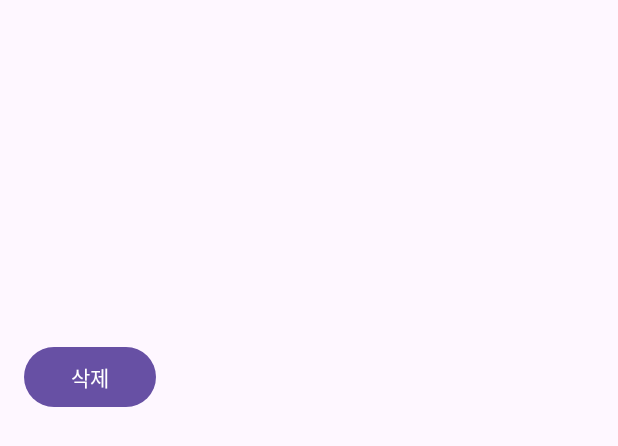
After one commit to xloyeon/LuckyVicky_AOS, an Android app: the layout fragment_habit_detail.xml on its own in the app's theme, with its tools: preview values and no code run, on a phone screen of 412 x 824 dp. The commit adds this screen. Shown: the top 446 px of the screen. Run offline under Robolectric (Android 15) with nearby library versions, the phone set to English and light mode, and no system bars; network calls fail.

Commit message:
feat : 습관 상세 조회 화면 구현

```diff
--- a/app/src/main/java/com/example/luckyvickyaos/CreateHabitFragment.kt
+++ b/app/src/main/java/com/example/luckyvickyaos/CreateHabitFragment.kt
@@ -27,6 +27,9 @@ class CreateHabitFragment : Fragment() {
         savedInstanceState: Bundle?
     ): View? {
         val view = inflater.inflate(R.layout.fragment_create_habit, container, false)
+
+        val createHabitButton = activity?.findViewById<Button>(R.id.btn_create_habit)
+        createHabitButton?.text = "목록가기"
 
         // View 요소 초기화
         val titleEditText = view.findViewById<EditText>(R.id.editText_habitTitle)
--- /dev/null
+++ b/app/src/main/res/layout/fragment_habit_detail.xml
@@ -0,0 +1,55 @@
+<LinearLayout xmlns:android="http://schemas.android.com/apk/res/android"
+    android:layout_width="match_parent"
+    android:layout_height="match_parent"
+    android:orientation="vertical"
+    android:padding="16dp">
+
+    <!-- 습관 제목 -->
+    <TextView
+        android:id="@+id/textView_habitTitle"
+        android:layout_width="wrap_content"
+        android:layout_height="wrap_content"
+        android:textSize="20sp"
+        android:textStyle="bold"
+        android:layout_marginBottom="8dp"
+        android:layout_marginTop="8dp"/>
+
+    <!-- 습관 설명 -->
+    <TextView
+        android:id="@+id/textView_habitDescription"
+        android:layout_width="wrap_content"
+        android:layout_height="wrap_content"
+        android:textSize="16sp"
+        android:layout_marginBottom="8dp"/>
+
+    <!-- 목표 횟수 -->
+    <TextView
+        android:id="@+id/textView_goalCount"
+        android:layout_width="wrap_content"
+        android:layout_height="wrap_content"
+        android:textSize="16sp"
+        android:layout_marginBottom="8dp"/>
+
+    <!-- 습관 동물 이미지 -->
+    <ImageView
+        android:id="@+id/imageView_animal"
+        android:layout_width="100dp"
+        android:layout_height="100dp"
+        android:layout_gravity="center"
+        android:layout_marginBottom="8dp"/>
+
+    <LinearLayout
+        android:id="@+id/habit_layout"
+        android:layout_width="match_parent"
+        android:layout_height="wrap_content"
+        android:orientation="horizontal"
+        android:gravity="center_vertical" />
+
+    <Button
+        android:id="@+id/btn_delete_habit"
+        android:layout_width="wrap_content"
+        android:layout_height="wrap_content"
+        android:text="삭제" />
+
+
+</LinearLayout>
```
Also changed, not shown: app/src/main/java/com/example/luckyvickyaos/HabitActivity.kt (+17 -5 lines), app/src/main/java/com/example/luckyvickyaos/HabitDetailFragment.kt (added, +167 -0 lines), app/src/main/java/com/example/luckyvickyaos/HabitListFragment.kt (+38 -9 lines).
